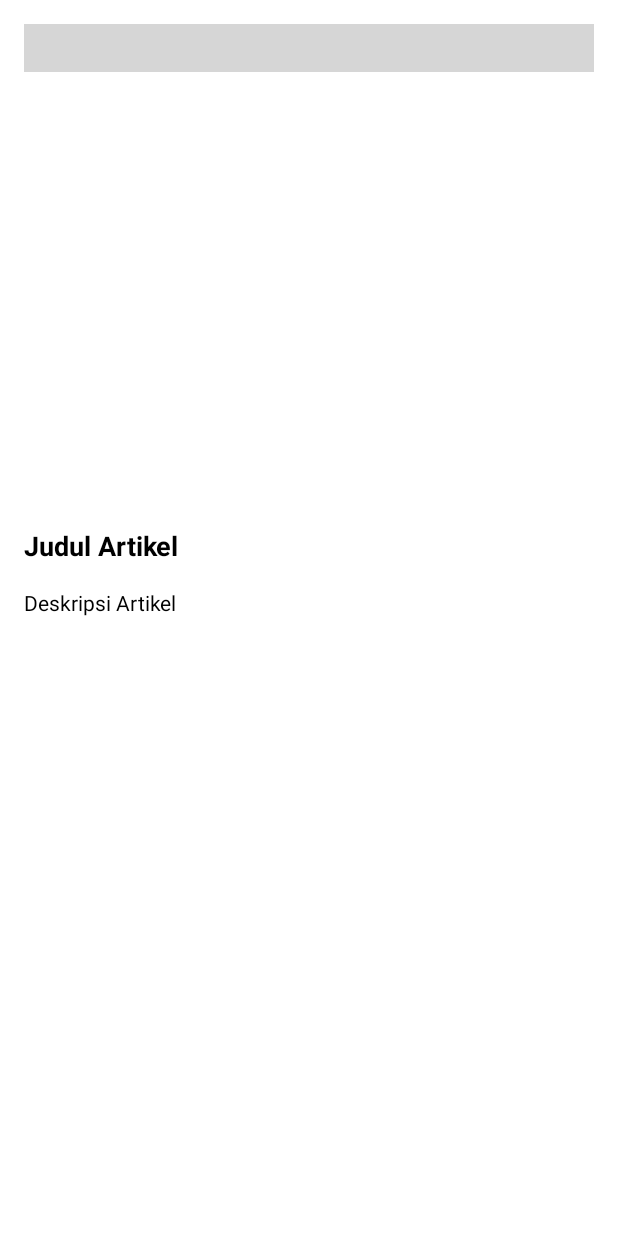
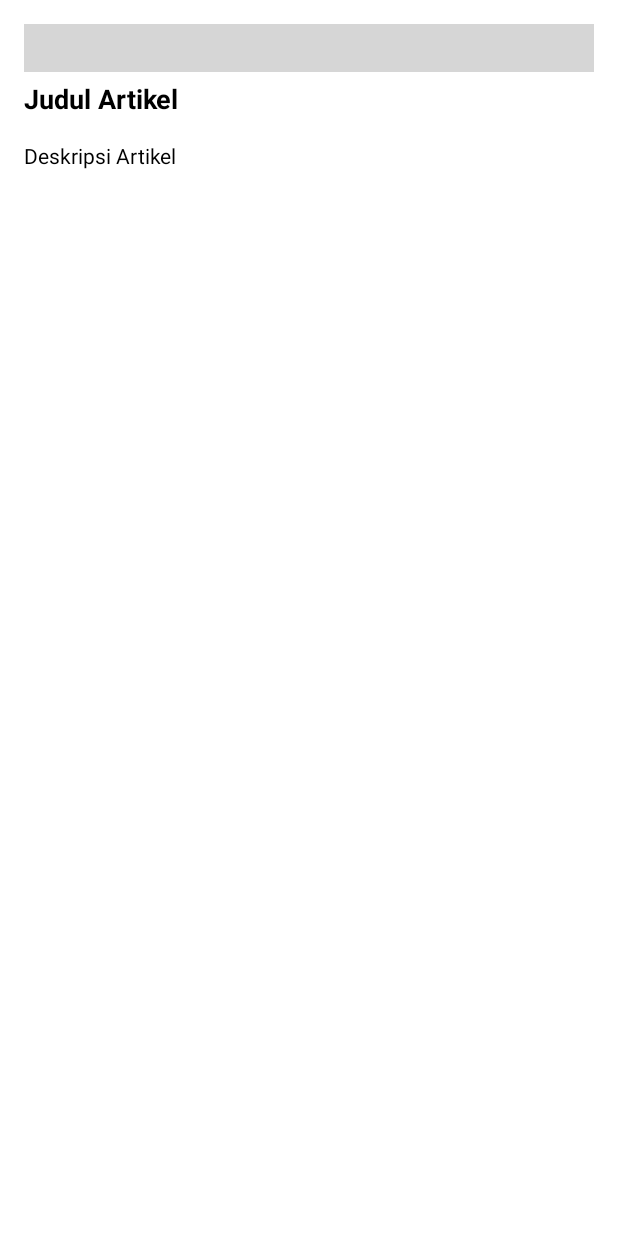
Before and after one commit to C242-PS069/ecofiProject, an Android app: the DetailArticleActivity screen opened directly, with no data from a screen before it, on a phone screen of 412 x 824 dp. Run offline under Robolectric (Android 15) with nearby library versions, the phone set to English and light mode, and no system bars; libraries missing offline, so code that uses them is left out: com.pierfrancescosoffritti.androidyoutubeplayer; plain views replace YouTubePlayerView; 1 statement that could not run was skipped; grey boxes are pictures that could not be loaded.

Commit message:
detail layout fix

```diff
--- a/app/src/main/AndroidManifest.xml
+++ b/app/src/main/AndroidManifest.xml
@@ -67,9 +67,7 @@
 
         <activity android:name=".ui.recommend.RecommendDetailActivity"></activity>
 
-        <activity
-            android:name=".ui.recycle.RecycleDetailsActivity"
-            android:exported="false"></activity>
+
 
 
     </application>
--- a/app/src/main/res/layout/activity_detail_article.xml
+++ b/app/src/main/res/layout/activity_detail_article.xml
@@ -16,7 +16,7 @@
         <!-- VideoView untuk video cover -->
         <LinearLayout
             android:layout_width="match_parent"
-            android:layout_height="330dp"
+            android:layout_height="wrap_content"
             android:orientation="vertical">
 
             <com.pierfrancescosoffritti.androidyoutubeplayer.core.player.views.YouTubePlayerView
```
